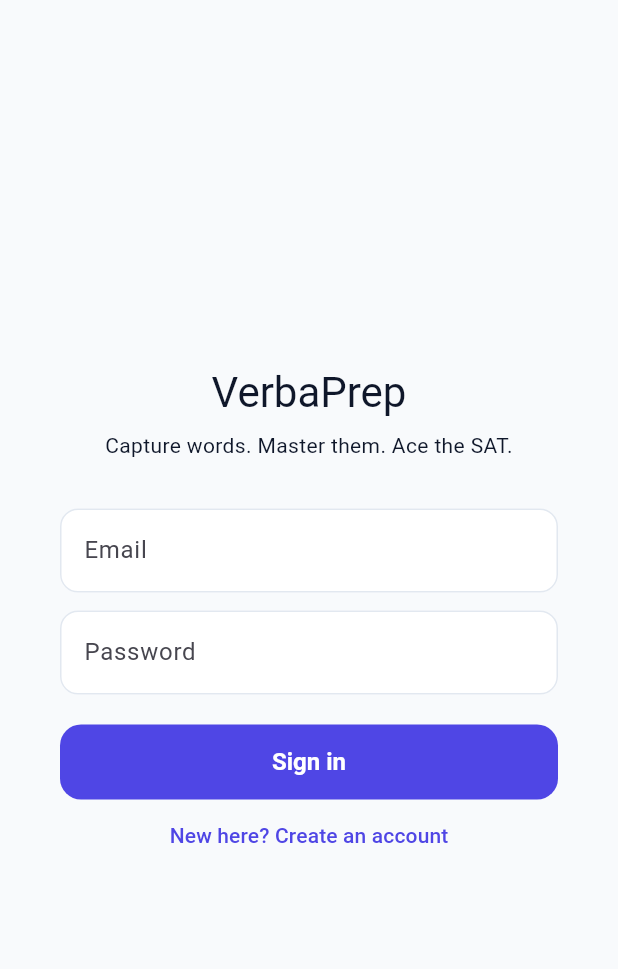
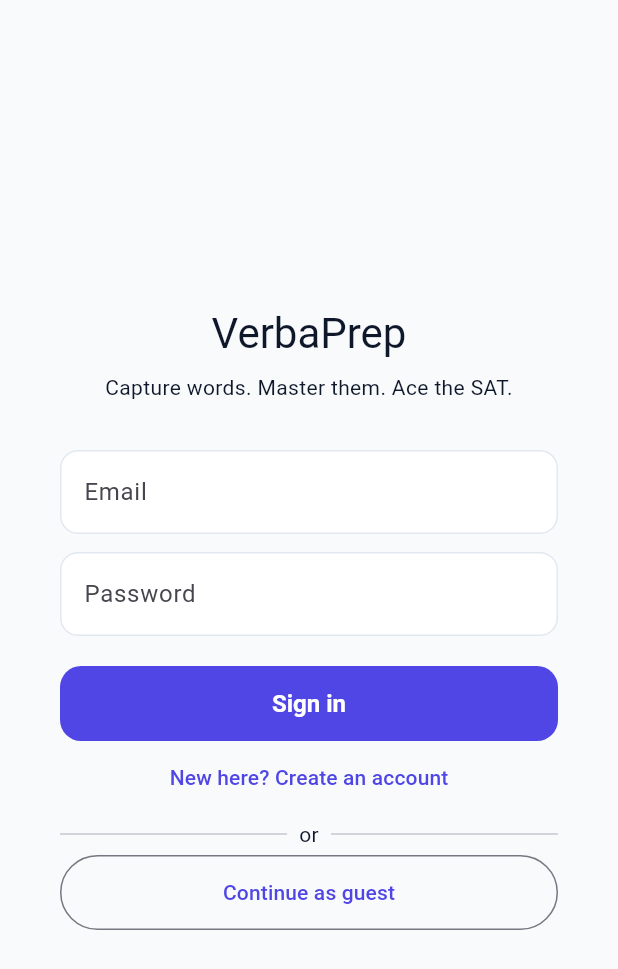
Before and after one commit to chicen26/verbaprep, a Flutter app: the screen it shows after launch, on a phone screen of 412 x 824 dp. Shown: the top 969 px of the screen. Run offline on Flutter 3.47's test engine with Material 3 defaults, Android fonts, the phone set to English and light mode, and no system bars; our stand-ins replace flutter_riverpod, supabase_flutter; accounts and stored records are empty.

Commit message:
Add Continue as guest (anonymous sign-in)
Co-Authored-By: Claude Opus 4.8 (1M context) <noreply@anthropic.com>

```diff
--- a/lib/screens/auth_screen.dart
+++ b/lib/screens/auth_screen.dart
@@ -59,6 +59,23 @@ class _AuthScreenState extends State<AuthScreen> {
         await auth.signInWithPassword(
             email: _email.text.trim(), password: _password.text);
       }
+    } on AuthException catch (e) {
+      setState(() => _message = e.message);
+    } catch (e) {
+      setState(() => _message = 'Something went wrong: $e');
+    } finally {
+      if (mounted) setState(() => _busy = false);
+    }
+  }
+
+  /// Instant access with no account (Supabase anonymous sign-in).
+  Future<void> _guest() async {
+    setState(() {
+      _busy = true;
+      _message = null;
+    });
+    try {
+      await Supabase.instance.client.auth.signInAnonymously();
     } on AuthException catch (e) {
       setState(() => _message = e.message);
     } catch (e) {
@@ -146,6 +163,23 @@ class _AuthScreenState extends State<AuthScreen> {
                       ? 'Have an account? Sign in'
                       : 'New here? Create an account'),
                 ),
+                const SizedBox(height: 4),
+                Row(children: const [
+                  Expanded(child: Divider()),
+                  Padding(
+                    padding: EdgeInsets.symmetric(horizontal: 8),
+                    child: Text('or'),
+                  ),
+                  Expanded(child: Divider()),
+                ]),
+                const SizedBox(height: 4),
+                OutlinedButton(
+                  onPressed: _busy ? null : _guest,
+                  style: OutlinedButton.styleFrom(
+                    minimumSize: const Size(double.infinity, 50),
+                  ),
+                  child: const Text('Continue as guest'),
+                ),
                 if (_message != null) ...[
                   const SizedBox(height: 8),
                   Text(_message!,
```
